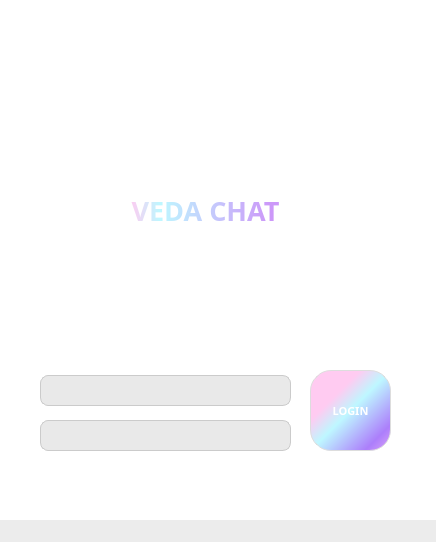
Qt form server/mainwindow.ui (heejin5484/Veda_Mini2) before a commit.
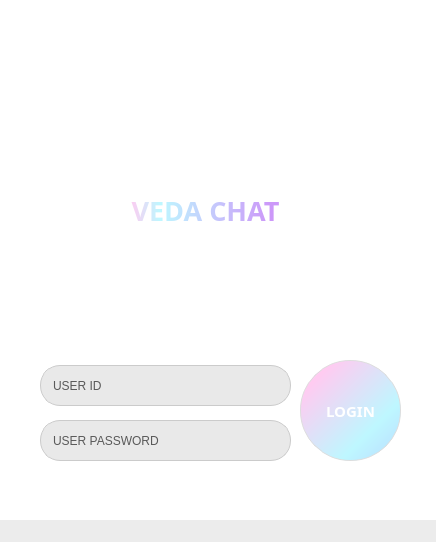
The same form after that commit. Icons and pictures are not drawn.

The edit to the form file:
```diff
--- a/server/mainwindow.ui
+++ b/server/mainwindow.ui
@@ -39,29 +39,30 @@
    <widget class="QPushButton" name="Login_button">
     <property name="geometry">
      <rect>
-      <x>310</x>
-      <y>370</y>
-      <width>81</width>
-      <height>81</height>
+      <x>300</x>
+      <y>360</y>
+      <width>101</width>
+      <height>101</height>
      </rect>
     </property>
     <property name="font">
      <font>
-      <family>NanumSquare</family>
-      <pointsize>8</pointsize>
+      <family>나눔스퀘어라운드 ExtraBold</family>
+      <pointsize>11</pointsize>
       <italic>false</italic>
       <bold>true</bold>
      </font>
     </property>
     <property name="styleSheet">
-     <string notr="true">QPushButton#Login_button {
+     <string notr="true">
     font-weight: bold;
     color: rgb(255, 255, 255);
-    background-color: qlineargradient(spread:pad, x1:0, y1:0, x2:1, y2:1, stop:0 rgba(255, 203, 241, 255), stop:0.14 rgba(255, 203, 241, 255), stop:0.21 rgba(255, 203, 241, 255), stop:0.31 rgba(255, 203, 241, 255), stop:0.50 rgba(190, 247, 255, 255), stop:0.84 rgba(172, 126, 251, 255), stop:0.95 rgba(204, 152, 249, 255));
+    background-color: qlineargradient(spread:pad, x1:0, y1:0, x2:1, y2:1, stop:0 rgba(255, 203, 241, 255), stop:0.14 rgba(255, 203, 241, 255), stop:0.15 rgba(255, 203, 241, 255), stop:0.17 rgba(255, 203, 241, 255), stop:0.70 rgba(190, 247, 255, 255), stop:0.98 rgba(186, 221, 254,255), stop:1 rgba(204, 152, 249, 255));
 
     border: 1px solid rgb(221, 221, 221); /* 테두리 두께, 스타일, 색상 */
-    border-radius: 21px;
-}
+    border-radius: 50px;
+
+
 </string>
     </property>
     <property name="text">
@@ -72,9 +73,9 @@
     <property name="geometry">
      <rect>
       <x>40</x>
-      <y>375</y>
+      <y>365</y>
       <width>251</width>
-      <height>31</height>
+      <height>41</height>
      </rect>
     </property>
     <property name="font">
@@ -84,13 +85,20 @@
     </property>
     <property name="styleSheet">
      <string notr="true">QLineEdit {
-    padding: 1px;
+    padding: 10px;
+	color: rgb(89, 89, 89);
     border-style: solid;
     border: 1px solid rgb(203, 203, 203);
-    border-radius: 8px;
+    border-radius: 20px;
     background-color: rgb(233, 233, 233);
 }
-</string>
+
+QLineEdit::placeholder{
+	color: rgb(139, 139, 139);
+}</string>
+    </property>
+    <property name="text">
+     <string>USER ID</string>
     </property>
    </widget>
    <widget class="QLineEdit" name="PW_line">
@@ -99,18 +107,25 @@
       <x>40</x>
       <y>420</y>
       <width>251</width>
-      <height>31</height>
+      <height>41</height>
      </rect>
     </property>
     <property name="styleSheet">
      <string notr="true">QLineEdit {
-    padding: 1px;
+    padding: 10px;
+	color: rgb(89, 89, 89);
     border-style: solid;
     border: 1px solid rgb(203, 203, 203);
-    border-radius: 8px;
+    border-radius: 20px;
     background-color: rgb(233, 233, 233);
 }
-</string>
+
+QLineEdit::placeholder{
+	color: rgb(139, 139, 139);
+}</string>
+    </property>
+    <property name="text">
+     <string>USER PASSWORD</string>
     </property>
    </widget>
    <widget class="QLabel" name="label">
```
Left out of the diff: 8 changed lines with no effect on the pictures.
